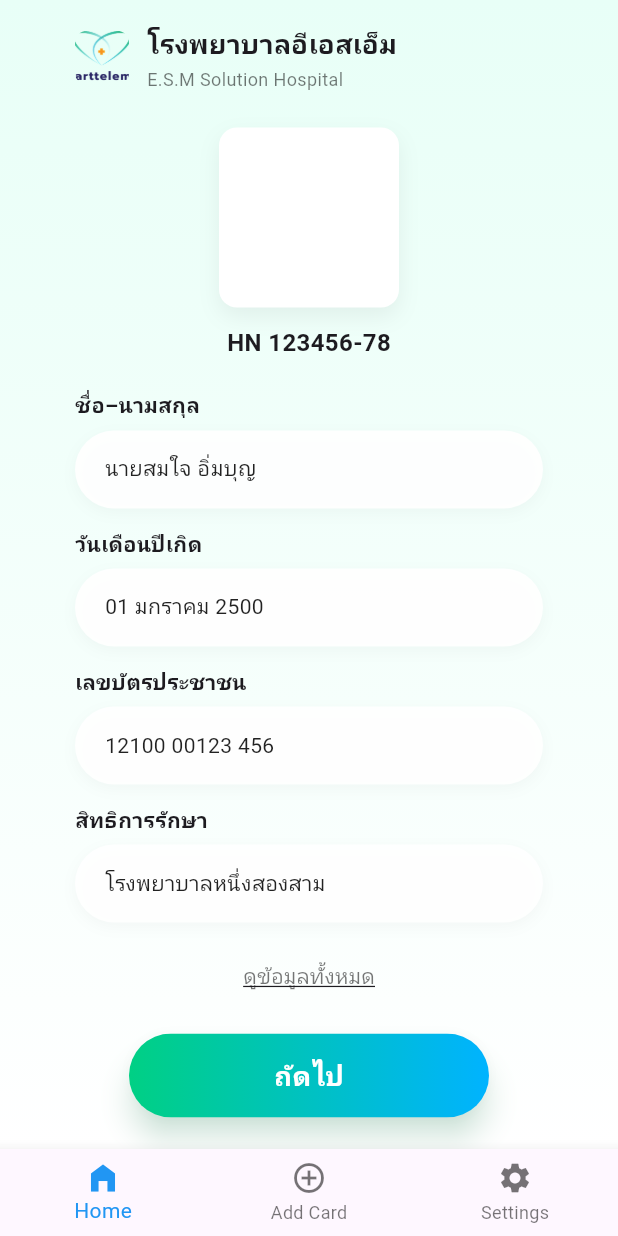
After one commit to KookKookKool/smarttelemed-v4, a Flutter app: the ProfilePtScreen screen opened directly, on a phone screen of 412 x 824 dp. The commit adds this screen. Run offline on Flutter 3.47's test engine with Material 3 defaults, Android fonts, the phone set to English and light mode, and no system bars.

Commit message:
feat: Manu & Proflie PT

```diff
--- a/lib/core/vhv/dashboard_screen.dart
+++ b/lib/core/vhv/dashboard_screen.dart
@@ -17,9 +17,9 @@ class DashboardScreen extends StatelessWidget {
           if (index == 0) {
             // หน้าเดิม
           } else if (index == 1) {
+            Navigator.pushNamed(context, '/addcardpt');
+          } else if (index == 2) {
             Navigator.pushNamed(context, '/settings');
-          } else if (index == 2) {
-            Navigator.pushNamed(context, '/about');
           }
         },
       ),
@@ -35,7 +35,7 @@ class DashboardScreen extends StatelessWidget {
                 children: [
                   const CircleAvatar(
                     radius: 30,
-                    backgroundImage: AssetImage('assets/profile.jpg'),
+                    // backgroundImage: AssetImage('assets/profile.jpg'),
                   ),
                   const SizedBox(width: 12),
                   Column(
--- a/lib/core/vhv/profile_screen.dart
+++ b/lib/core/vhv/profile_screen.dart
@@ -1,4 +1,5 @@
 import 'package:flutter/material.dart';
+import 'package:smarttelemed_v4/widget/manubar.dart';
 
 class ProfileScreen extends StatelessWidget {
   const ProfileScreen({Key? key}) : super(key: key);
@@ -6,6 +7,7 @@ class ProfileScreen extends StatelessWidget {
   @override
   Widget build(BuildContext context) {
     return Scaffold(
+      bottomNavigationBar: const Manubar(),
       backgroundColor: const Color(0xFFF6F9FB),
       body: SafeArea(
         child: Column(
@@ -39,8 +41,8 @@ class ProfileScreen extends StatelessWidget {
                       children: [
                         const CircleAvatar(
                           radius: 60,
-                          backgroundImage: NetworkImage(
-                              "https://images.unsplash.com/photo-1506794778202-cad84cf45f1d"), // ตัวอย่าง
+                          // backgroundImage: NetworkImage(
+                          //     "https://images.unsplash.com/photo-1506794778202-cad84cf45f1d"), // ตัวอย่าง
                         ),
                         Positioned(
                           bottom: 0,
@@ -154,22 +156,6 @@ class ProfileScreen extends StatelessWidget {
           ],
         ),
       ),
-
-      // Bottom Navigation
-      bottomNavigationBar: BottomNavigationBar(
-        currentIndex: 2,
-        onTap: (index) {
-          // TODO: handle navigation
-        },
-        items: const [
-          BottomNavigationBarItem(
-              icon: Icon(Icons.home_outlined), label: ""),
-          BottomNavigationBarItem(
-              icon: Icon(Icons.add_circle_outline), label: ""),
-          BottomNavigationBarItem(
-              icon: Icon(Icons.settings_outlined), label: ""),
-        ],
-      ),
     );
   }
 }
--- a/lib/main.dart
+++ b/lib/main.dart
@@ -11,8 +11,8 @@ import 'package:smarttelemed_v4/core/vhv/idcard/idcard_insertscreen.dart';
 import 'package:smarttelemed_v4/core/vhv/idcard/idcard_loader.dart';
 import 'package:smarttelemed_v4/core/vhv/dashboard_screen.dart';
 import 'package:smarttelemed_v4/core/vhv/profile_screen.dart';
-import 'package:smarttelemed_v4/core/idcard/idcard_pt_insertscreen.dart';
-import 'package:smarttelemed_v4/core/idcard/idcard_pt_loader.dart';
+import 'package:smarttelemed_v4/pt/idcard/idcard_pt_insertscreen.dart';
+import 'package:smarttelemed_v4/pt/idcard/idcard_pt_loader.dart';
 
 void main() {
   runApp(const MyApp());
--- a/lib/core/idcard/idcard_pt_loader.dart
+++ b/lib/pt/idcard/idcard_pt_loader.dart
@@ -14,7 +14,7 @@ class _IdCardPtLoaderState extends State<IdCardPtLoader> {
     // หน่วงเวลา 3 วินาที แล้วไปหน้า dashboardscreen
     Future.delayed(const Duration(seconds: 3), () {
       if (mounted) {
-        Navigator.pushReplacementNamed(context, '/dashboard');
+        Navigator.pushReplacementNamed(context, '/profilept');
       }
     });
   }
--- /dev/null
+++ b/lib/pt/profilept_screen.dart
@@ -0,0 +1,227 @@
+import 'package:flutter/material.dart';
+import 'package:smarttelemed_v4/widget/manubar.dart';
+
+class ProfilePtScreen extends StatelessWidget {
+  const ProfilePtScreen({Key? key}) : super(key: key);
+
+  @override
+  Widget build(BuildContext context) {
+    // กำหนดความกว้างคอนเทนต์ให้ใกล้เคียงภาพ (ดูสวยบนมือถือทุกขนาด)
+    const double contentWidth = 360;
+
+    return Scaffold(
+      backgroundColor: Colors.white,
+      bottomNavigationBar: const Manubar(),
+      body: Container(
+        decoration: const BoxDecoration(
+          gradient: LinearGradient(
+            begin: Alignment.topCenter,
+            end: Alignment.bottomCenter,
+            colors: [Color(0xFFE8FFF7), Color(0xFFFFFFFF)], // ไล่เฉดอ่อนแบบในภาพ
+          ),
+        ),
+        child: SafeArea(
+          child: Center(
+            child: ConstrainedBox(
+              constraints: const BoxConstraints.tightFor(width: contentWidth),
+              child: SingleChildScrollView(
+                padding: const EdgeInsets.symmetric(horizontal: 24, vertical: 16),
+                child: Column(
+                  crossAxisAlignment: CrossAxisAlignment.center,
+                  children: [
+                    // ── Header โลโก้ + ชื่อรพ. ────────────────────────────────
+                    Row(
+                      crossAxisAlignment: CrossAxisAlignment.center,
+                      children: [
+                        Container(
+                          width: 36,
+                          height: 36,
+                          decoration: BoxDecoration(
+                            borderRadius: BorderRadius.circular(8),
+                          ),
+                          clipBehavior: Clip.antiAlias,
+                          child: Image.asset(
+                            'assets/logo.png', // ← แก้ path ให้ตรงกับโปรเจกต์
+                            fit: BoxFit.cover,
+                            errorBuilder: (_, __, ___) =>
+                                const Center(child: Icon(Icons.local_hospital, size: 24)),
+                          ),
+                        ),
+                        const SizedBox(width: 12),
+                        Column(
+                          crossAxisAlignment: CrossAxisAlignment.start,
+                          children: const [
+                            Text(
+                              'โรงพยาบาลอีเอสเอ็ม',
+                              style: TextStyle(fontSize: 18, fontWeight: FontWeight.w700),
+                            ),
+                            SizedBox(height: 2),
+                            Text(
+                              'E.S.M Solution Hospital',
+                              style: TextStyle(fontSize: 12, color: Colors.black54),
+                            ),
+                          ],
+                        ),
+                      ],
+                    ),
+
+                    const SizedBox(height: 24),
+
+                    // ── รูปโปรไฟล์ ────────────────────────────────────────────
+                    Container(
+                      width: 120,
+                      height: 120,
+                      decoration: BoxDecoration(
+                        color: Colors.white,
+                        borderRadius: BorderRadius.circular(12),
+                        boxShadow: [
+                          BoxShadow(
+                            color: Colors.black.withOpacity(0.06),
+                            blurRadius: 12,
+                            offset: const Offset(0, 6),
+                          ),
+                        ],
+                      ),
+                      // clipBehavior: Clip.antiAlias,
+                      // // // child: Image.asset(
+                      // // //   // 'assets/profile.jpg', // ← แก้ path ให้ตรงกับโปรเจกต์
+                      // //   fit: BoxFit.cover,
+                      // //   errorBuilder: (_, __, ___) => const Icon(Icons.person, size: 72),
+                      // ),
+                    ),
+                    const SizedBox(height: 12),
+                    const Text(
+                      'HN 123456-78',
+                      style: TextStyle(fontSize: 16, fontWeight: FontWeight.w600),
+                    ),
+
+                    const SizedBox(height: 20),
+
+                    // ── ฟิลด์ข้อมูลแบบ pill ───────────────────────────────────
+                    const _FieldLabel('ชื่อ–นามสกุล'),
+                    const _ReadOnlyPill(value: 'นายสมใจ อิ่มบุญ'),
+                    const SizedBox(height: 14),
+
+                    const _FieldLabel('วันเดือนปีเกิด'),
+                    const _ReadOnlyPill(value: '01 มกราคม 2500'),
+                    const SizedBox(height: 14),
+
+                    const _FieldLabel('เลขบัตรประชาชน'),
+                    const _ReadOnlyPill(value: '12100 00123 456'),
+                    const SizedBox(height: 14),
+
+                    const _FieldLabel('สิทธิการรักษา'),
+                    const _ReadOnlyPill(value: 'โรงพยาบาลหนึ่งสองสาม'),
+
+                    const SizedBox(height: 12),
+                    TextButton(
+                      onPressed: () {
+                        // TODO: นำทางไปหน้ารายละเอียดทั้งหมด
+                        // Navigator.pushNamed(context, '/patient_detail_all');
+                      },
+                      child: const Text(
+                        'ดูข้อมูลทั้งหมด',
+                        style: TextStyle(
+                          color: Colors.black54,
+                          decoration: TextDecoration.underline,
+                        ),
+                      ),
+                    ),
+
+                    const SizedBox(height: 14),
+
+                    // ── ปุ่ม "ถัดไป" ไล่เฉด ───────────────────────────────────
+                    SizedBox(
+                      width: 240,
+                      height: 56,
+                      child: Material(
+                        elevation: 8,
+                        shadowColor: const Color(0xFF2BB673).withOpacity(0.35),
+                        color: Colors.transparent,
+                        borderRadius: BorderRadius.circular(28),
+                        child: Ink(
+                          decoration: BoxDecoration(
+                            gradient: const LinearGradient(
+                              colors: [Color(0xFF00D084), Color(0xFF00B3FF)],
+                            ),
+                            borderRadius: BorderRadius.circular(28),
+                          ),
+                          child: InkWell(
+                            borderRadius: BorderRadius.circular(28),
+                            onTap: () {
+                              // TODO: กำหนดเส้นทางปลายทางตามฟลว์ของคุณ
+                              // Navigator.pushNamed(context, '/next_step');
+                            },
+                            child: const Center(
+                              child: Text(
+                                'ถัดไป',
+                                style: TextStyle(
+                                  fontSize: 18,
+                                  fontWeight: FontWeight.w700,
+                                  color: Colors.white,
+                                ),
+                              ),
+                            ),
+                          ),
+                        ),
+                      ),
+                    ),
+
+                    const SizedBox(height: 24),
+                  ],
+                ),
+              ),
+            ),
+          ),
+        ),
+      ),
+    );
+  }
+}
+
+// ───────────────────── Helper Widgets ─────────────────────
+
+class _FieldLabel extends StatelessWidget {
+  final String text;
+  const _FieldLabel(this.text, {Key? key}) : super(key: key);
+
+  @override
+  Widget build(BuildContext context) => Align(
+        alignment: Alignment.centerLeft,
+        child: Padding(
+          padding: const EdgeInsets.only(bottom: 6),
+          child: Text(
+            text,
+            style: const TextStyle(fontSize: 14, fontWeight: FontWeight.w600),
+          ),
+        ),
+      );
+}
+
+class _ReadOnlyPill extends StatelessWidget {
+  final String value;
+  const _ReadOnlyPill({Key? key, required this.value}) : super(key: key);
+
+  @override
+  Widget build(BuildContext context) => Container(
+        height: 52, // ขนาด pill ให้ใกล้เคียงภาพ
+        alignment: Alignment.centerLeft,
+        padding: const EdgeInsets.symmetric(horizontal: 20),
+        decoration: BoxDecoration(
+          color: Colors.white.withOpacity(0.92),
+          borderRadius: BorderRadius.circular(26),
+          boxShadow: [
+            BoxShadow(
+              color: Colors.black.withOpacity(0.03),
+              blurRadius: 8,
+              offset: const Offset(0, 3),
+            ),
+          ],
+        ),
+        child: Text(
+          value,
+          style: const TextStyle(fontSize: 14, color: Colors.black87),
+          overflow: TextOverflow.ellipsis,
+        ),
+      );
+}
--- a/lib/widget/manubar.dart
+++ b/lib/widget/manubar.dart
@@ -1,28 +1,59 @@
-// lib/widget/manubar.dart
 import 'package:flutter/material.dart';
 
 class Manubar extends StatelessWidget {
-  final int currentIndex;
-  final ValueChanged<int> onTap;
+  final int? currentIndex;            // ส่งมาก็ได้
+  final ValueChanged<int>? onTap;     // ส่งมาก็ได้
 
-  const Manubar({
-    Key? key,
-    required this.currentIndex,
-    required this.onTap,
-  }) : super(key: key);
+  const Manubar({super.key, this.currentIndex, this.onTap});
+
+  int _indexForRoute(String? name) {
+    switch (name) {
+      case '/dashboard': return 0;
+      case '/addcardpt':  return 1; // ให้ตรงกับ routes ของคุณ
+      case '/settings':     return 2;
+      default:           return 0;
+    }
+  }
+
+  String _routeForIndex(int i) {
+    switch (i) {
+      case 0: return '/dashboard';
+      case 1: return '/addcardpt';
+      case 2: return '/settings';
+      default: return '/dashboard';
+    }
+  }
 
   @override
   Widget build(BuildContext context) {
+    final routeName = ModalRoute.of(context)?.settings.name;
+    final idx = currentIndex ?? _indexForRoute(routeName);
+
     return BottomNavigationBar(
       type: BottomNavigationBarType.fixed,
       items: const [
-        BottomNavigationBarItem(icon: Icon(Icons.home_filled), label: 'Home'),
-        BottomNavigationBarItem(icon: Icon(Icons.add_circle_outline), label: 'Settings'),
-        BottomNavigationBarItem(icon: Icon(Icons.settings), label: 'About'),
+        BottomNavigationBarItem(
+          icon: Icon(Icons.home_filled),
+          label: 'Home', // ต้องไม่เป็น null
+        ),
+        BottomNavigationBarItem(
+          icon: Icon(Icons.add_circle_outline),
+          label: 'Add Card',
+        ),
+        BottomNavigationBarItem(
+          icon: Icon(Icons.settings),
+          label: 'Settings',
+        ),
       ],
-      currentIndex: currentIndex,
+      currentIndex: idx,
       selectedItemColor: Colors.blue,
-      onTap: onTap,
+      // ถ้าอยากซ่อนไม่ให้โชว์ข้อความใต้ไอคอน ก็เปิดสองบรรทัดนี้ได้
+      // showSelectedLabels: false,
+      // showUnselectedLabels: false,
+      onTap: onTap ?? (i) {
+        if (i == idx) return;
+        Navigator.pushReplacementNamed(context, _routeForIndex(i));
+      },
     );
   }
 }
```
Also changed, not shown: lib/pt/idcard/idcard_pt_insertscreen.dart (renamed from lib/core/idcard/idcard_pt_insertscreen.dart), lib/pt/mainpt_screen.dart (added).
